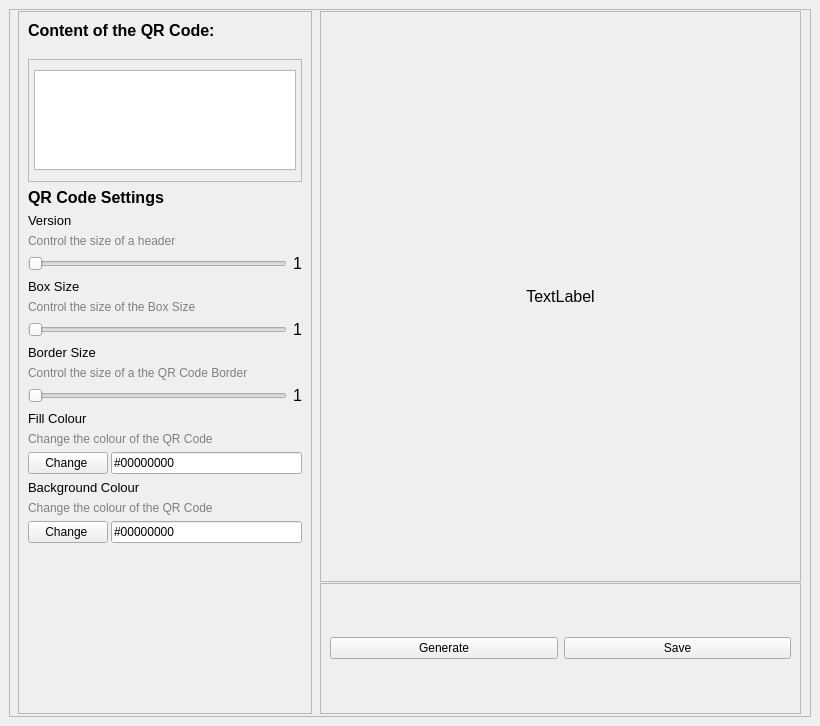
First picture: the form in assets/MainWindow.ui, repository edeniyanda/QRnify, before the edit.
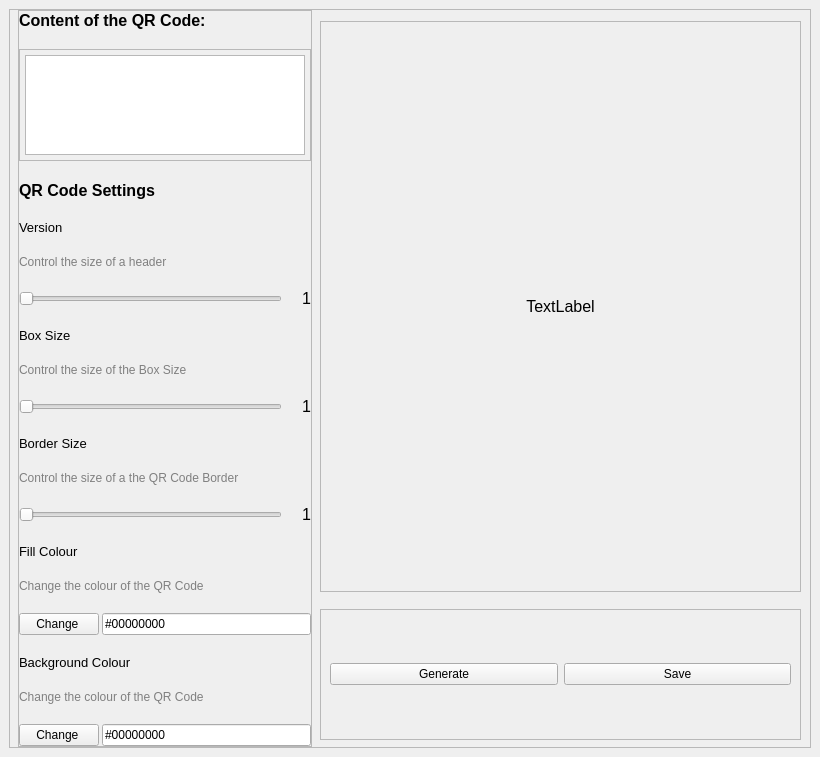
Second picture: the form after the edit.

Commit message: Switched to PyQt5

```diff
--- a/assets/MainWindow.ui
+++ b/assets/MainWindow.ui
@@ -60,6 +60,21 @@
           <enum>QFrame::Raised</enum>
          </property>
          <layout class="QVBoxLayout" name="verticalLayout_7">
+          <property name="spacing">
+           <number>20</number>
+          </property>
+          <property name="leftMargin">
+           <number>0</number>
+          </property>
+          <property name="topMargin">
+           <number>0</number>
+          </property>
+          <property name="rightMargin">
+           <number>0</number>
+          </property>
+          <property name="bottomMargin">
+           <number>0</number>
+          </property>
           <item>
            <layout class="QVBoxLayout" name="verticalLayout">
             <property name="spacing">
```
Left out of the diff: 26 changed lines with no effect on the pictures. The commit also changes 1 other file.
